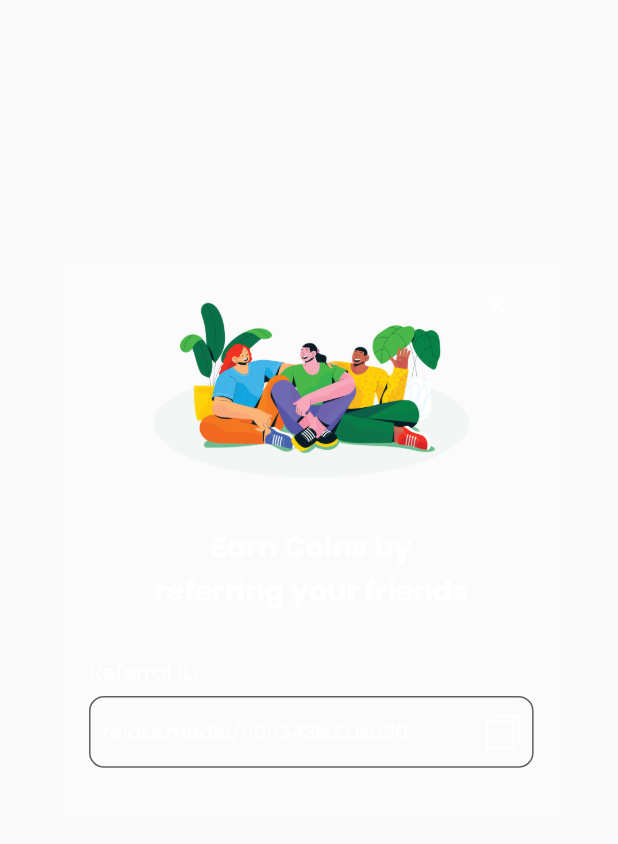
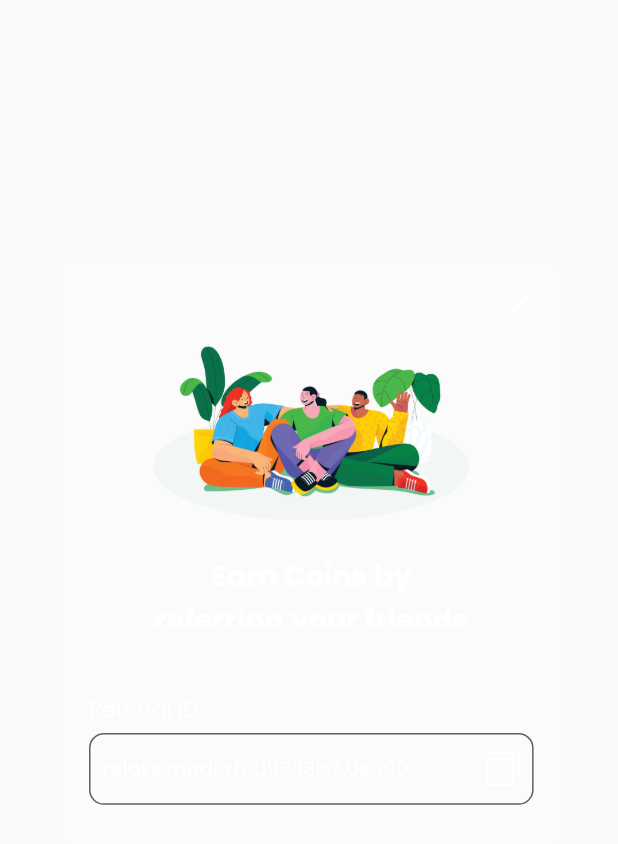
Before and after one commit to ShakilKhan999/Radio, a Flutter app: the EarCoins widget shown alone on an empty page, opened directly, on a phone screen of 412 x 824 dp. Shown: the top 844 px of the screen. Run offline on Flutter 3.47's test engine with Material 2 defaults, Android fonts, the phone set to English and light mode, and no system bars; our stand-ins replace audioplayers, carousel_slider, dropdown_button2, firebase_auth, firebase_core, flutter_easyloading and 11 more; missing offline and left inert: audio_waveforms; accounts and stored records are empty; network calls fail.

Commit message:
earn coin

```diff
--- a/lib/utils/earn_coin.dart
+++ b/lib/utils/earn_coin.dart
@@ -16,22 +16,25 @@ class EarCoins extends StatelessWidget {
             borderRadius: BorderRadius.circular(15.sp),
             child: GlassBox(
               child: Container(
-                height: 390.h,
+                height:MediaQuery.of(context).size.height-450.h,
                 width: MediaQuery.of(context).size.width - 70.w,
                 child: Column(
                   mainAxisAlignment: MainAxisAlignment.center,
                   children: [
-                    Column(
+                    Expanded(
+                      child: Column(
                         mainAxisAlignment: MainAxisAlignment.center,
                         crossAxisAlignment: CrossAxisAlignment.center,
                         children: [
                           Container(
-                          height: 170.h,
+                            // color: Colors.red,
+                            height: 150.h,
                             child: Image.asset('images/earncoins.png',
-                              height: 200.h, width: 200.w),
+                                height: 150.h, width: 200.w),
                           ),
                           SizedBox(height: 10.h),
                           Container(
+                            height: 50.h,
                             width: 200.w,
                             child: Text(
                               'Earn Coins by \nreferring your friends',
@@ -43,8 +46,9 @@ class EarCoins extends StatelessWidget {
                               textAlign: TextAlign.center,
                             ),
                           ),
-                        SizedBox(height: 30.h),
+
                         ],
+                      ),
                     ),
                     Column(
                       crossAxisAlignment: CrossAxisAlignment.start,
@@ -98,8 +102,8 @@ class EarCoins extends StatelessWidget {
             ),
           ),
           Positioned(
-              top: 20,
-              left: 280,
+              top: 20.h,
+              left: 280.w,
               child: GlassBox(
                 child: GestureDetector(
                   onTap: () {
```
Lines whose indentation alone changed are shown as unchanged.
